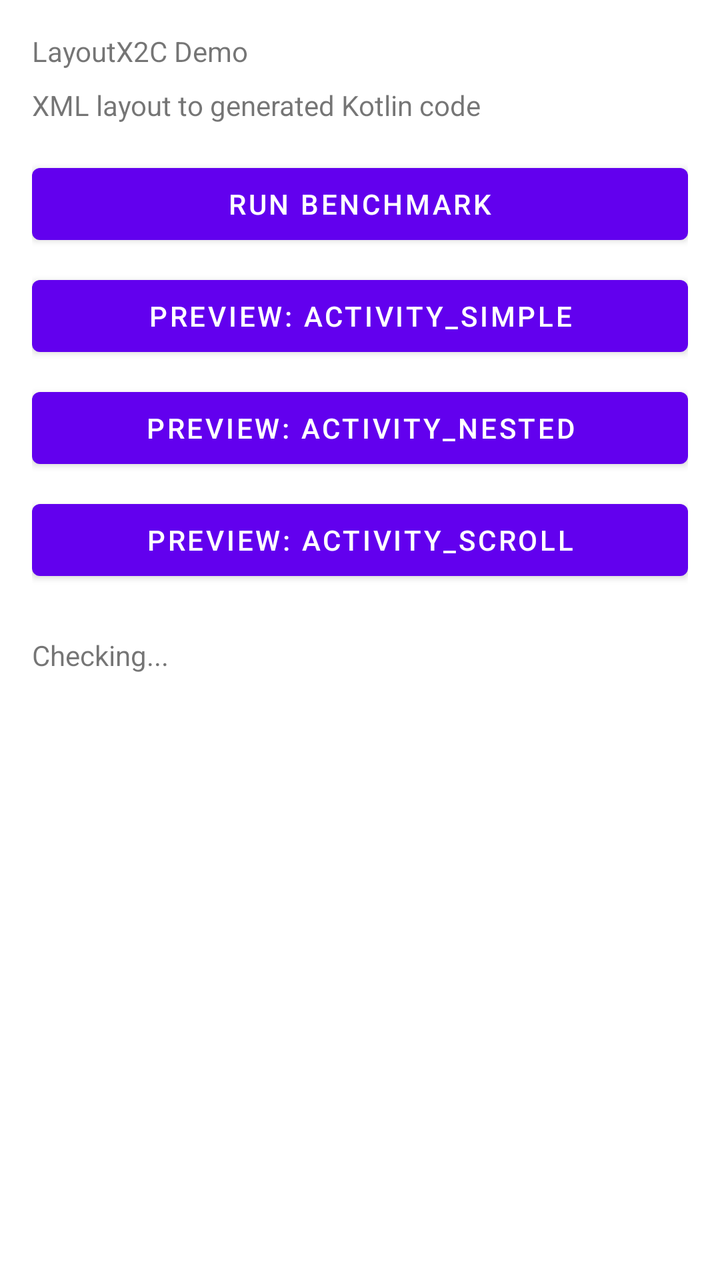
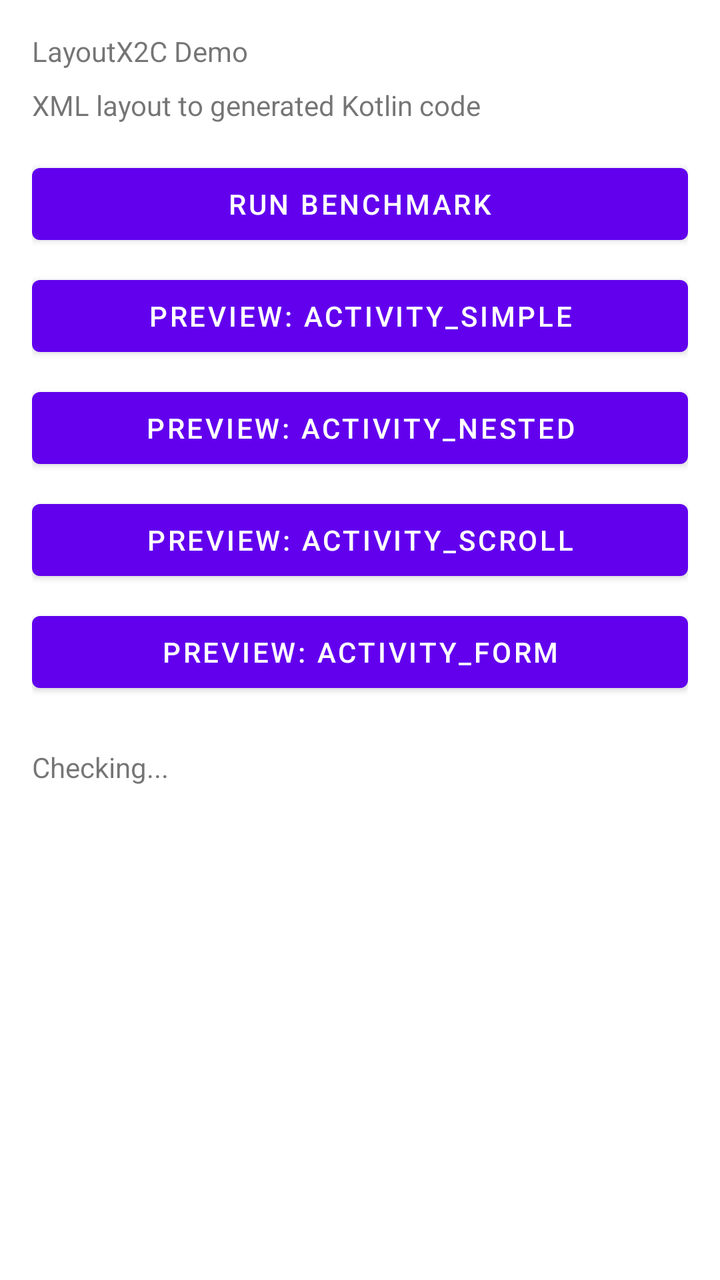

Two renders of the same Android screen: before a commit and after it. Below are the layout's source before the change and the commit's diff.
<!-- AndroidManifest.xml: application theme Theme.MaterialComponents.Light.NoActionBar -->
<!-- res/layout/activity_main.xml -->
<?xml version="1.0" encoding="utf-8"?>
<LinearLayout xmlns:android="http://schemas.android.com/apk/res/android"
    android:layout_width="match_parent"
    android:layout_height="match_parent"
    android:orientation="vertical"
    android:padding="16dp">

    <TextView
        android:id="@+id/title"
        android:layout_width="match_parent"
        android:layout_height="wrap_content"
        android:text="@string/app_name"
        android:layout_marginBottom="8dp" />

    <TextView
        android:id="@+id/subtitle"
        android:layout_width="match_parent"
        android:layout_height="wrap_content"
        android:text="@string/demo_subtitle"
        android:layout_marginBottom="16dp" />

    <Button
        android:id="@+id/btn_benchmark"
        android:layout_width="match_parent"
        android:layout_height="wrap_content"
        android:text="@string/btn_benchmark" />

    <Button
        android:id="@+id/btn_simple_layout"
        android:layout_width="match_parent"
        android:layout_height="wrap_content"
        android:text="@string/btn_simple_layout"
        android:layout_marginTop="8dp" />

    <Button
        android:id="@+id/btn_nested_layout"
        android:layout_width="match_parent"
        android:layout_height="wrap_content"
        android:text="@string/btn_nested_layout"
        android:layout_marginTop="8dp" />

    <Button
        android:id="@+id/btn_scroll_layout"
        android:layout_width="match_parent"
        android:layout_height="wrap_content"
        android:text="@string/btn_scroll_layout"
        android:layout_marginTop="8dp" />

    <TextView
        android:id="@+id/result"
        android:layout_width="match_parent"
        android:layout_height="wrap_content"
        android:text="@string/status_loading"
        android:layout_marginTop="24dp" />

</LinearLayout>
<!-- resources referenced by this layout -->
<resources>
  <string name="app_name">LayoutX2C Demo</string>
  <string name="btn_benchmark">Run Benchmark</string>
  <string name="btn_nested_layout">Preview: activity_nested</string>
  <string name="btn_scroll_layout">Preview: activity_scroll</string>
  <string name="btn_simple_layout">Preview: activity_simple</string>
  <string name="demo_subtitle">XML layout to generated Kotlin code</string>
  <string name="status_loading">Checking...</string>
</resources>

<!-- the commit's change to res/layout/activity_main.xml (unified diff, before → after) -->
@@ -46,6 +46,13 @@
         android:text="@string/btn_scroll_layout"
         android:layout_marginTop="8dp" />
 
+    <Button
+        android:id="@+id/btn_form_layout"
+        android:layout_width="match_parent"
+        android:layout_height="wrap_content"
+        android:text="@string/btn_form_layout"
+        android:layout_marginTop="8dp" />
+
     <TextView
         android:id="@+id/result"
         android:layout_width="match_parent"
<!-- resource entries referenced after the edit -->
@@ -2,6 +2,7 @@
 <resources>
   <string name="app_name">LayoutX2C Demo</string>
   <string name="btn_benchmark">Run Benchmark</string>
+  <string name="btn_form_layout">Preview: activity_form</string>
   <string name="btn_nested_layout">Preview: activity_nested</string>
   <string name="btn_scroll_layout">Preview: activity_scroll</string>
   <string name="btn_simple_layout">Preview: activity_simple</string>
